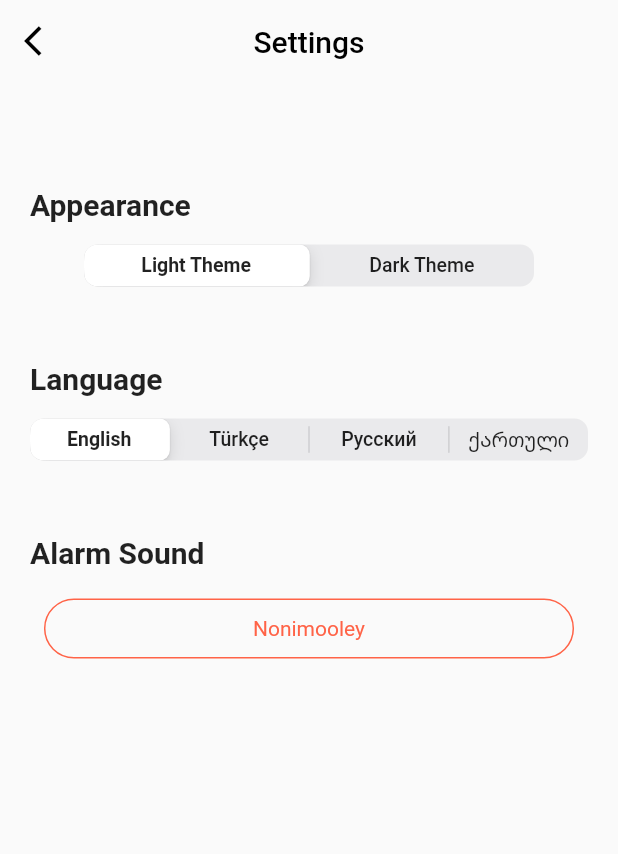
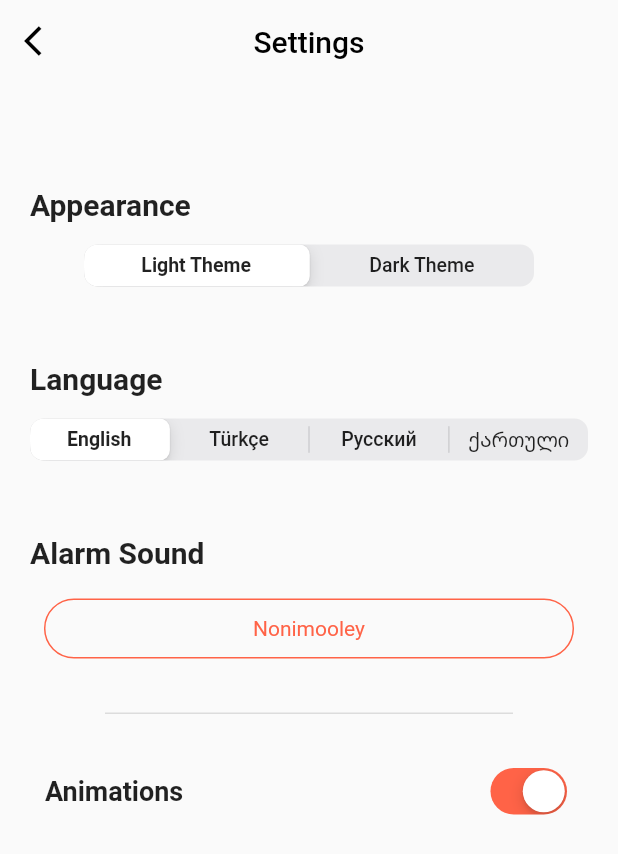
Before and after one commit to theiskaa/Visual-Time, a Flutter app: the Settings screen opened directly, on a phone screen of 412 x 824 dp. Shown: the top 854 px of the screen. Run offline on Flutter 3.47's test engine with Material 2 defaults, Android fonts, the light colour scheme and no system bars; our stand-ins replace audioplayers, flutter_bloc, flutter_slidable, hive, hive_flutter, logger and 1 more; accounts and stored records are empty.

Commit message:
Add animations SwitcherTile to the Settings page

```diff
--- a/assets/i18n/en.json
+++ b/assets/i18n/en.json
@@ -30,6 +30,7 @@
     "prefs.appearance.dark": "Dark Theme",
     "prefs.lang": "Language",
     "prefs.alarmSound": "Alarm Sound",
+    "prefs.animations": "Animations",
 
     "live_work.selected_task": "Selected Task",
     "live_work.removeTaskAfterCompleting": "Remove task after completing",
--- a/assets/i18n/ka.json
+++ b/assets/i18n/ka.json
@@ -30,6 +30,7 @@
     "prefs.appearance.dark": "მუქი",
     "prefs.lang": "Ენა",
     "prefs.alarmSound": "განგაშის ხმა",
+    "prefs.animations": "ანიმაციები",
 
     "live_work.selected_task": "ამორჩეული დავალება",
     "live_work.removeTaskAfterCompleting": "წაშალე დავალება დამთავრების შემდეგ",
--- a/assets/i18n/ru.json
+++ b/assets/i18n/ru.json
@@ -30,6 +30,7 @@
     "prefs.appearance.dark": "Темная тема",
     "prefs.lang": "Язык",
     "prefs.alarmSound": "Сигнал Tревоги",
+    "prefs.animations": "Анимации",
 
     "live_work.selected_task": "Выбранная задача",
     "live_work.removeTaskAfterCompleting": "Удалить задачу после завершения",
--- a/assets/i18n/tr.json
+++ b/assets/i18n/tr.json
@@ -30,6 +30,7 @@
     "prefs.appearance.dark": "Karanlık Tema",
     "prefs.lang": "Dil",
     "prefs.alarmSound": "Alarm Sesi",
+    "prefs.animations": "Animasyonlar",
 
     "live_work.selected_task": "Seçilen Görev",
     "live_work.removeTaskAfterCompleting": "Tamamladıktan sonra görevi kaldır",
--- a/lib/view/live-task/dashboard.dart
+++ b/lib/view/live-task/dashboard.dart
@@ -121,10 +121,8 @@ class LiveTaskDashboardState extends VTState<LiveTaskDashboard> {
                       .of(context)!
                       .fmt('live_work.removeTaskAfterCompleting'),
                   switcherValue: removeTaskAfterCompletation,
-                  onChanged: (val) {
-                    setState(() => removeTaskAfterCompletation = val);
-                  },
-                  switcherColor: ViewUtils.pomodoroOrange,
+                  onChanged: (v) =>
+                      setState(() => removeTaskAfterCompletation = v),
                 ),
                 const SizedBox(height: 40),
                 _SelectedTask(task: widget.task ?? Task()),
--- a/lib/view/settings.dart
+++ b/lib/view/settings.dart
@@ -5,6 +5,7 @@ import 'package:flutter_bloc/flutter_bloc.dart';
 
 import 'package:vtime/core/cubits/preference_cubit.dart';
 import 'package:vtime/core/utils/widgets.dart';
+import 'package:vtime/view/widgets/components/custom_switchers.dart';
 
 import 'widgets/components/appbars.dart';
 import 'widgets/utils.dart';
@@ -17,8 +18,9 @@ class Settings extends VTStatefulWidget {
 }
 
 class _SettingsState extends VTState<Settings> {
-  int themeSegmentedValue = 0;
-  int langSegmentedValue = 0;
+  int themeSegmentedValue = 0, langSegmentedValue = 0;
+
+  bool isAnimationsEnabled = true;
   String selected = 'Nonimooley';
 
   final langSegments = const <int, Widget>{
@@ -113,6 +115,24 @@ class _SettingsState extends VTState<Settings> {
                 updateState: (val) => setState(() => selected = val),
                 selected: selected,
                 alarmSounds: alarmSounds,
+              ),
+              const SizedBox(height: 30),
+              ViewUtils.divider,
+              const SizedBox(height: 30),
+              Padding(
+                padding: const EdgeInsets.symmetric(horizontal: 10),
+                child: SwitcherTile(
+                  title: vt.intl.of(context)!.fmt('prefs.animations'),
+                  switcherValue: isAnimationsEnabled,
+                  onChanged: (v) {
+                    setState(() => isAnimationsEnabled = v);
+                  },
+                  mainAxisAlignment: MainAxisAlignment.spaceBetween,
+                  titleStyle: const TextStyle(
+                    fontSize: 18,
+                    fontWeight: FontWeight.bold,
+                  ),
+                ),
               ),
             ],
           ),
--- a/lib/view/widgets/components/custom_switchers.dart
+++ b/lib/view/widgets/components/custom_switchers.dart
@@ -1,6 +1,7 @@
 import 'package:flutter/cupertino.dart';
 import 'package:flutter/material.dart';
 import 'package:vtime/core/utils/widgets.dart';
+import 'package:vtime/view/widgets/utils.dart';
 
 class SwitcherTile extends VTStatelessWidget {
   final String title;
@@ -8,27 +9,28 @@ class SwitcherTile extends VTStatelessWidget {
   final Function(bool) onChanged;
   final Color switcherColor;
   final double spaceAround;
+  final MainAxisAlignment mainAxisAlignment;
+  final TextStyle titleStyle;
 
   SwitcherTile({
     Key? key,
     required this.title,
     required this.switcherValue,
     required this.onChanged,
-    this.switcherColor = Colors.black,
+    this.switcherColor = ViewUtils.pomodoroOrange,
     this.spaceAround = 10,
+    this.mainAxisAlignment = MainAxisAlignment.center,
+    this.titleStyle = const TextStyle(fontWeight: FontWeight.bold),
   }) : super(key: key);
 
   @override
   Widget build(BuildContext context) {
     return Row(
-      mainAxisAlignment: MainAxisAlignment.center,
+      mainAxisAlignment: mainAxisAlignment,
       children: [
         Align(
           alignment: Alignment.centerLeft,
-          child: Text(
-            title,
-            style: const TextStyle(fontWeight: FontWeight.bold),
-          ),
+          child: Text(title, style: titleStyle),
         ),
         SizedBox(width: spaceAround),
         CupertinoSwitch(
```
